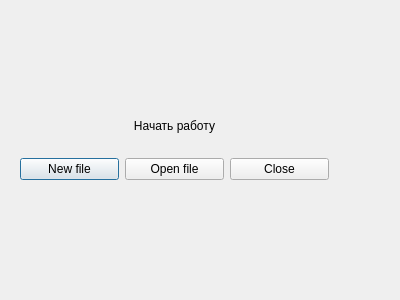
This is initstart.ui in Fragers/Big-brother-is-watching-you as Qt 5 draws it before an edit. The edited form follows.
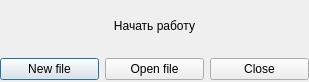
This is the edited form.

What changed in the file:
```diff
--- a/initstart.ui
+++ b/initstart.ui
@@ -6,18 +6,30 @@
    <rect>
     <x>0</x>
     <y>0</y>
-    <width>400</width>
-    <height>300</height>
+    <width>309</width>
+    <height>82</height>
    </rect>
   </property>
+  <property name="minimumSize">
+   <size>
+    <width>309</width>
+    <height>82</height>
+   </size>
+  </property>
+  <property name="maximumSize">
+   <size>
+    <width>309</width>
+    <height>82</height>
+   </size>
+  </property>
   <property name="windowTitle">
    <string>Dialog</string>
   </property>
   <widget class="QWidget" name="verticalLayoutWidget">
    <property name="geometry">
     <rect>
-     <x>20</x>
-     <y>100</y>
+     <x>0</x>
+     <y>0</y>
      <width>309</width>
      <height>80</height>
     </rect>
```
